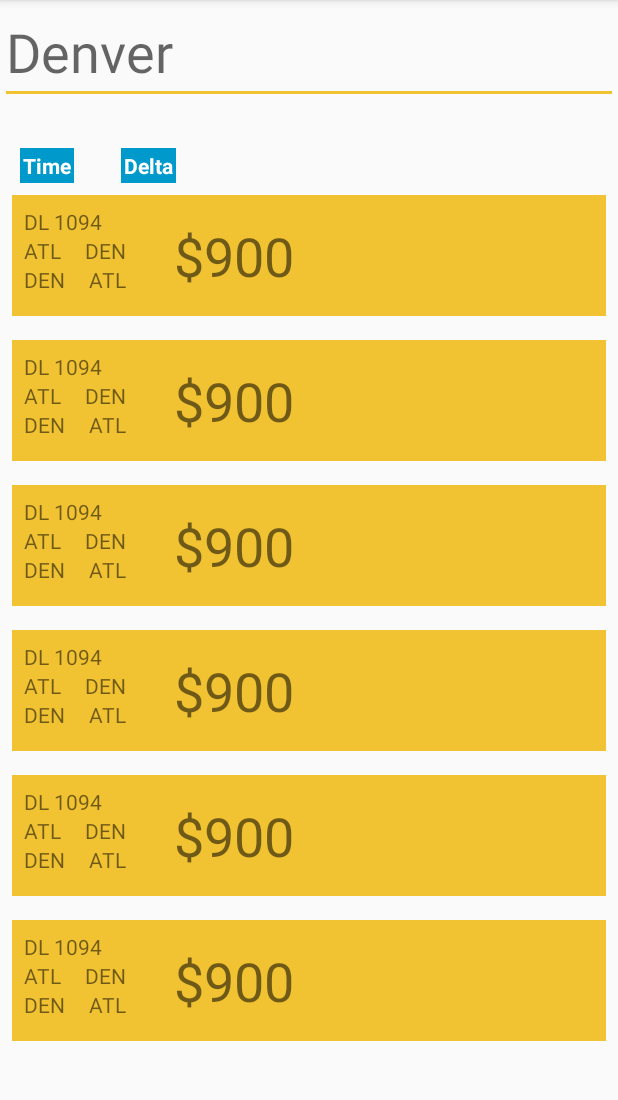
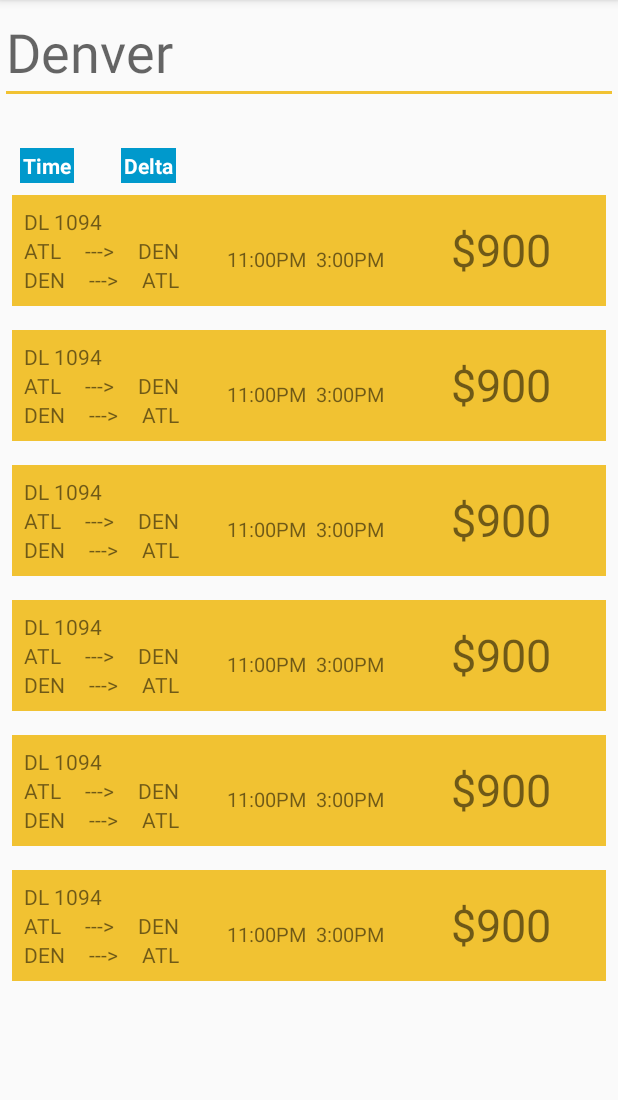
Before and after one commit to violetaria/FlyAway, an Android app: the FlightList screen opened directly, with no data from a screen before it, on a phone screen of 412 x 824 dp, the part 84-1184 px from its top. Run offline under Robolectric (Android 15) with nearby library versions, the phone set to English and light mode, and no system bars.

Commit message:
added flight time

```diff
--- a/app/src/main/res/layout/activity_main.xml
+++ b/app/src/main/res/layout/activity_main.xml
@@ -50,13 +50,12 @@
         android:id="@+id/etToDate"
         android:layout_width="150dp"
         android:layout_height="wrap_content"
-        android:layout_marginRight="20dp"
+        android:layout_marginLeft="8dp"
         android:clickable="true"
         android:ems="10"
         android:focusable="false"
         android:focusableInTouchMode="false" android:hint="@string/mm_dd_yy"
         android:inputType="date" android:longClickable="false"
-        tools:layout_editor_absoluteX="33dp" tools:layout_editor_absoluteY="194dp"
         android:layout_below="@+id/actvTo" android:layout_alignStart="@+id/actvTo"/>
     <Button
         android:id="@+id/btnSearch"
@@ -67,8 +66,7 @@
         android:layout_alignParentRight="false" android:layout_alignParentTop="false"
         android:layout_alignWithParentIfMissing="false" android:layout_centerHorizontal="true"
         android:layout_marginBottom="150dp" android:elevation="0dp"
-        android:text="@string/search" tools:layout_editor_absoluteX="148dp"
-        tools:layout_editor_absoluteY="284dp"/>
+        android:text="@string/search"/>
     <AutoCompleteTextView
         android:id="@+id/actvFrom"
         android:layout_width="150dp"
--- a/app/src/main/res/layout/flight_row.xml
+++ b/app/src/main/res/layout/flight_row.xml
@@ -23,6 +23,13 @@
                 android:layout_height="wrap_content"
                 android:paddingRight="16dp"
                 android:text="ATL"/>
+
+            <TextView
+                android:layout_width="wrap_content"
+                android:layout_height="wrap_content"
+                android:text="--->"
+                android:paddingRight="16dp"/>
+
             <TextView
                 android:id="@+id/des_loc"
                 android:layout_width="wrap_content"
@@ -41,6 +48,13 @@
                 android:layout_height="wrap_content"
                 android:paddingRight="16dp"
                 android:text="DEN"/>
+
+            <TextView
+                android:layout_width="wrap_content"
+                android:layout_height="wrap_content"
+                android:text="--->"
+                android:paddingRight="16dp"/>
+
             <TextView
                 android:id="@+id/ret_des_loc"
                 android:layout_width="wrap_content"
@@ -52,6 +66,18 @@
     </LinearLayout>
 
     <TextView
+        android:id="@+id/depart_time"
+        android:layout_width="wrap_content"
+        android:layout_height="wrap_content"
+        android:layout_alignParentTop="true"
+        android:layout_marginStart="8dp"
+        android:layout_weight="1"
+        android:textAlignment="textStart"
+        android:padding="8dp"
+        android:text="11:00PM  3:00PM"
+        android:textSize="13sp" />
+
+    <TextView
         android:id="@+id/flight_price"
         android:layout_width="wrap_content"
         android:layout_height="wrap_content"
@@ -61,6 +87,6 @@
         android:textAlignment="textStart"
         android:padding="8dp"
         android:text="$900"
-        android:textSize="36sp" />
+        android:textSize="30sp" />
 
 </LinearLayout>
```
